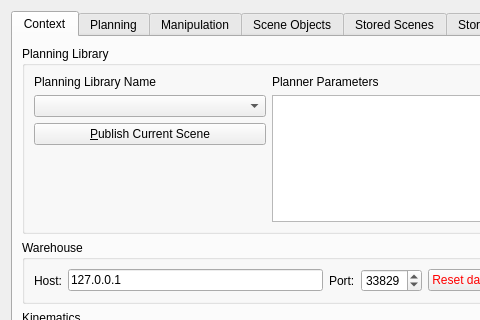
Old version of the form visualization/motion_planning_rviz_plugin/src/ui/motion_planning_rviz_plugin_frame.ui in the repository moveit/moveit; both pictures show x 0 to 480 and y 0 to 320 of the 654 by 430 pixel window.
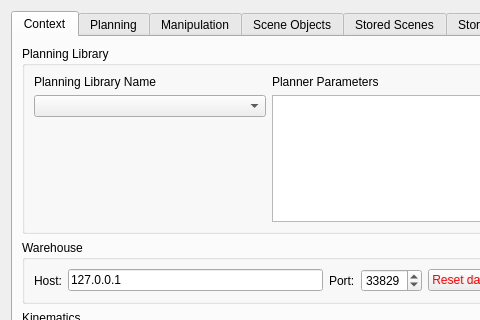
New version of the form. Custom widgets are drawn as their Qt base class.

Commit message:
moved "Publish Scene" button to "Scene Objects" tab
previous location on "Context" tab was weird

```diff
--- a/visualization/motion_planning_rviz_plugin/src/ui/motion_planning_rviz_plugin_frame.ui
+++ b/visualization/motion_planning_rviz_plugin/src/ui/motion_planning_rviz_plugin_frame.ui
@@ -64,19 +64,6 @@
               </property>
              </widget>
             </item>
-            <item>
-             <widget class="QPushButton" name="publish_current_scene_button">
-              <property name="sizePolicy">
-               <sizepolicy hsizetype="MinimumExpanding" vsizetype="Preferred">
-                <horstretch>0</horstretch>
-                <verstretch>0</verstretch>
-               </sizepolicy>
-              </property>
-              <property name="text">
-               <string>&amp;Publish Current Scene</string>
-              </property>
-             </widget>
-            </item>
             <item>
              <spacer name="verticalSpacer_10">
               <property name="orientation">
@@ -1139,6 +1126,19 @@
           <string>Scene Geometry</string>
          </property>
          <layout class="QHBoxLayout" name="horizontalLayout_14">
+          <item>
+           <widget class="QPushButton" name="publish_current_scene_button">
+            <property name="sizePolicy">
+             <sizepolicy hsizetype="MinimumExpanding" vsizetype="Preferred">
+              <horstretch>0</horstretch>
+              <verstretch>0</verstretch>
+             </sizepolicy>
+            </property>
+            <property name="text">
+             <string>&amp;Publish Scene</string>
+            </property>
+           </widget>
+          </item>
           <item>
            <spacer name="horizontalSpacer_2">
             <property name="orientation">
```
Left out of the diff: 2 changed lines with no effect on the pictures.
